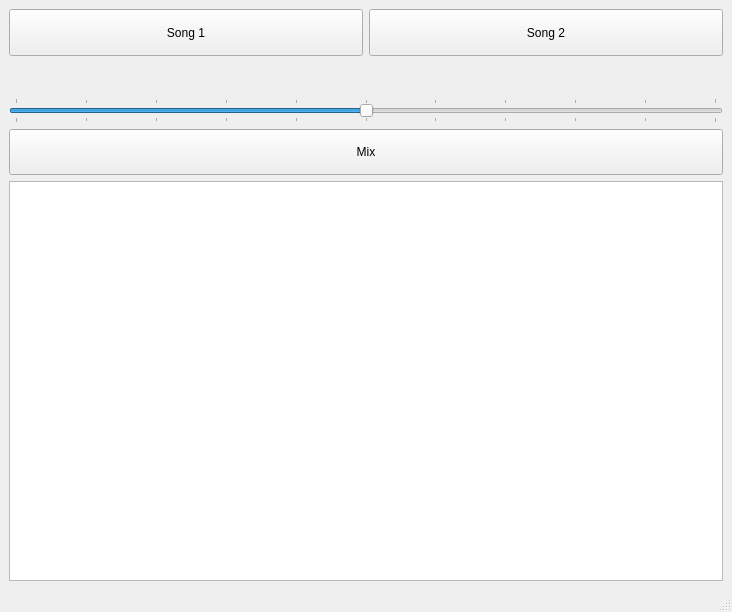
First picture: the form in UI.ui, repository Youssef-Elkaheil/Song-Fingerprint, before the edit.
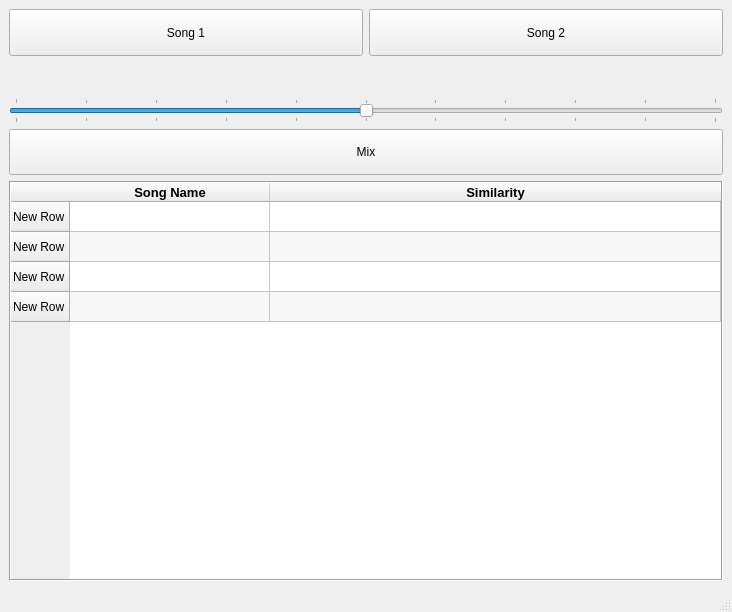
Second picture: the form after the edit.

```diff
--- a/UI.ui
+++ b/UI.ui
@@ -10,6 +10,12 @@
     <height>612</height>
    </rect>
   </property>
+  <property name="minimumSize">
+   <size>
+    <width>500</width>
+    <height>500</height>
+   </size>
+  </property>
   <property name="windowTitle">
    <string>Song Recognizer</string>
   </property>
@@ -151,6 +157,80 @@
         <height>400</height>
        </size>
       </property>
+      <property name="frameShape">
+       <enum>QFrame::Box</enum>
+      </property>
+      <property name="frameShadow">
+       <enum>QFrame::Sunken</enum>
+      </property>
+      <property name="editTriggers">
+       <set>QAbstractItemView::NoEditTriggers</set>
+      </property>
+      <property name="alternatingRowColors">
+       <bool>true</bool>
+      </property>
+      <property name="selectionBehavior">
+       <enum>QAbstractItemView::SelectRows</enum>
+      </property>
+      <property name="sortingEnabled">
+       <bool>true</bool>
+      </property>
+      <attribute name="horizontalHeaderCascadingSectionResizes">
+       <bool>true</bool>
+      </attribute>
+      <attribute name="horizontalHeaderDefaultSectionSize">
+       <number>200</number>
+      </attribute>
+      <attribute name="horizontalHeaderHighlightSections">
+       <bool>false</bool>
+      </attribute>
+      <attribute name="horizontalHeaderStretchLastSection">
+       <bool>true</bool>
+      </attribute>
+      <row>
+       <property name="text">
+        <string>New Row</string>
+       </property>
+      </row>
+      <row>
+       <property name="text">
+        <string>New Row</string>
+       </property>
+      </row>
+      <row>
+       <property name="text">
+        <string>New Row</string>
+       </property>
+      </row>
+      <row>
+       <property name="text">
+        <string>New Row</string>
+       </property>
+      </row>
+      <column>
+       <property name="text">
+        <string>Song Name</string>
+       </property>
+       <property name="font">
+        <font>
+         <pointsize>10</pointsize>
+         <weight>75</weight>
+         <bold>true</bold>
+        </font>
+       </property>
+      </column>
+      <column>
+       <property name="text">
+        <string>Similarity</string>
+       </property>
+       <property name="font">
+        <font>
+         <pointsize>10</pointsize>
+         <weight>75</weight>
+         <bold>true</bold>
+        </font>
+       </property>
+      </column>
      </widget>
     </item>
    </layout>
```
Left out of the diff: 96 changed lines with no effect on the pictures.
